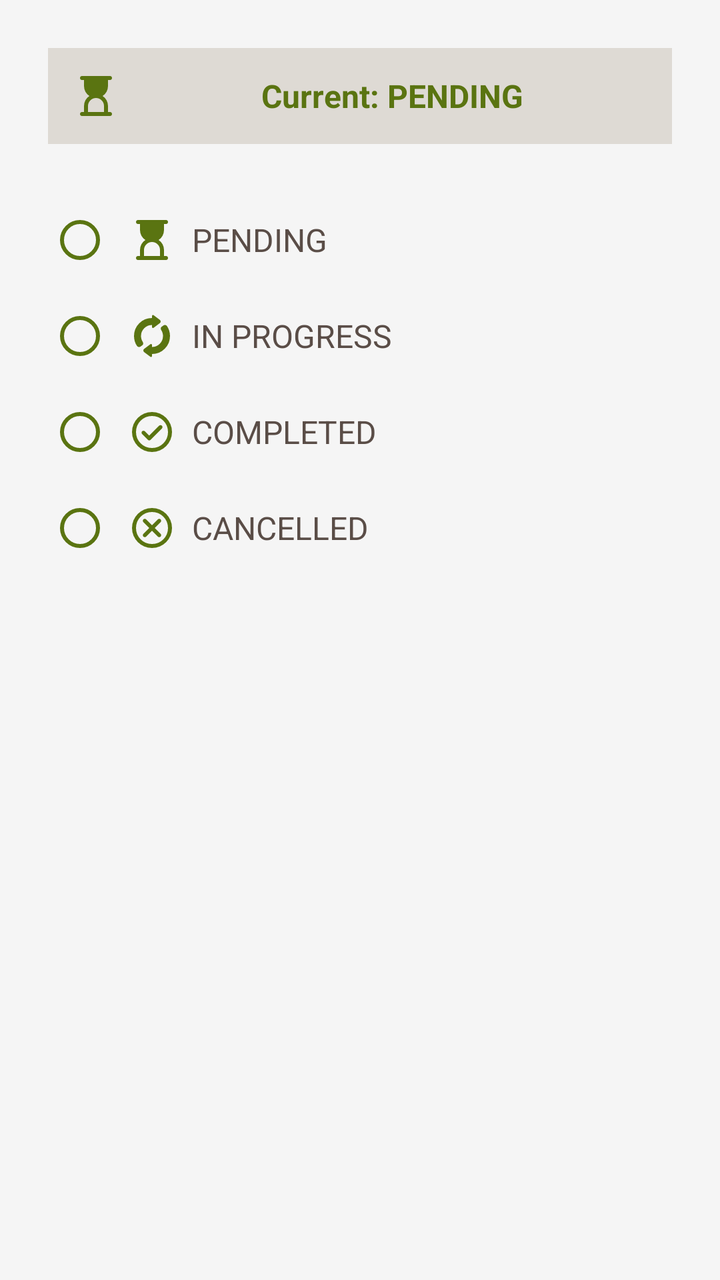
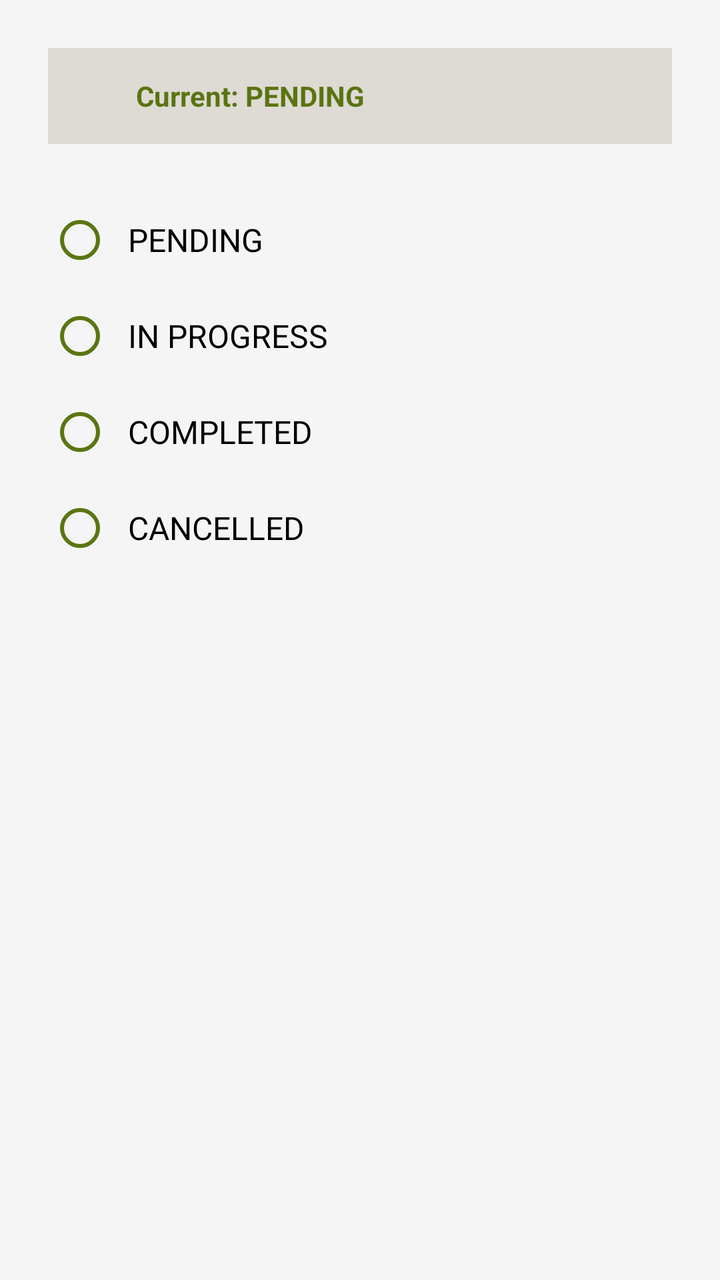

Compare the two renders of this Android layout. The source of the first and the diff that turns it into the second are given below.
<!-- AndroidManifest.xml: application theme Theme.AfriNutsFarmOS -->
<!-- res/layout/dialog_task_status_update.xml -->
<?xml version="1.0" encoding="utf-8"?>
<LinearLayout xmlns:android="http://schemas.android.com/apk/res/android"
    xmlns:app="http://schemas.android.com/apk/res-auto"
    android:layout_width="match_parent"
    android:layout_height="wrap_content"
    android:orientation="vertical"
    android:padding="24dp">

    
    <TextView
        android:id="@+id/tvCurrentStatus"
        android:layout_width="match_parent"
        android:layout_height="wrap_content"
        android:text="Current: PENDING"
        style="@style/Text.H5"
        android:textColor="@color/primary"
        android:gravity="center"
        android:background="@color/warm_grey"
        android:padding="12dp"
        android:drawableStart="@drawable/ic_hourglass_empty"
        android:drawablePadding="8dp"
        app:drawableTint="@color/primary"
        android:layout_marginBottom="24dp" />

    
    <RadioGroup
        android:id="@+id/radioGroup"
        android:layout_width="match_parent"
        android:layout_height="wrap_content"
        android:orientation="vertical"
        android:paddingBottom="8dp">

        <RadioButton
            android:id="@+id/rbPending"
            android:layout_width="match_parent"
            android:layout_height="wrap_content"
            android:text="PENDING"
            style="@style/Text.Body"
            android:paddingVertical="12dp"
            android:paddingHorizontal="8dp"
            android:buttonTint="@color/primary"
            android:drawableStart="@drawable/ic_hourglass_empty"
            android:drawablePadding="8dp"
            app:drawableTint="@color/primary" />

        <RadioButton
            android:id="@+id/rbInProgress"
            android:layout_width="match_parent"
            android:layout_height="wrap_content"
            android:text="IN PROGRESS"
            style="@style/Text.Body"
            android:paddingVertical="12dp"
            android:paddingHorizontal="8dp"
            android:buttonTint="@color/primary"
            android:drawableStart="@drawable/ic_sync"
            android:drawablePadding="8dp"
            app:drawableTint="@color/primary" />

        <RadioButton
            android:id="@+id/rbCompleted"
            android:layout_width="match_parent"
            android:layout_height="wrap_content"
            android:text="COMPLETED"
            style="@style/Text.Body"
            android:paddingVertical="12dp"
            android:paddingHorizontal="8dp"
            android:buttonTint="@color/primary"
            android:drawableStart="@drawable/ic_check_circle"
            android:drawablePadding="8dp"
            app:drawableTint="@color/primary" />

        <RadioButton
            android:id="@+id/rbCancelled"
            android:layout_width="match_parent"
            android:layout_height="wrap_content"
            android:text="CANCELLED"
            style="@style/Text.Body"
            android:paddingVertical="12dp"
            android:paddingHorizontal="8dp"
            android:buttonTint="@color/primary"
            android:drawableStart="@drawable/ic_cancel"
            android:drawablePadding="8dp"
            app:drawableTint="@color/primary" />

    </RadioGroup>

</LinearLayout>
<!-- resources referenced by this layout -->
<resources>
  <!-- drawable ic_cancel (drawable) -->
  <vector xmlns:android="http://schemas.android.com/apk/res/android" android:height="24dp" android:tint="#000000" android:viewportHeight="960" android:viewportWidth="960" android:width="24dp">
        
      <path android:fillColor="@android:color/white" android:pathData="M480,536L596,652Q607,663 624,663Q641,663 652,652Q663,641 663,624Q663,607 652,596L536,480L652,364Q663,353 663,336Q663,319 652,308Q641,297 624,297Q607,297 596,308L480,424L364,308Q353,297 336,297Q319,297 308,308Q297,319 297,336Q297,353 308,364L424,480L308,596Q297,607 297,624Q297,641 308,652Q319,663 336,663Q353,663 364,652L480,536ZM480,880Q397,880 324,848.5Q251,817 197,763Q143,709 111.5,636Q80,563 80,480Q80,397 111.5,324Q143,251 197,197Q251,143 324,111.5Q397,80 480,80Q563,80 636,111.5Q709,143 763,197Q817,251 848.5,324Q880,397 880,480Q880,563 848.5,636Q817,709 763,763Q709,817 636,848.5Q563,880 480,880ZM480,800Q614,800 707,707Q800,614 800,480Q800,346 707,253Q614,160 480,160Q346,160 253,253Q160,346 160,480Q160,614 253,707Q346,800 480,800ZM480,480Q480,480 480,480Q480,480 480,480Q480,480 480,480Q480,480 480,480Q480,480 480,480Q480,480 480,480Q480,480 480,480Q480,480 480,480Z"/>
      
  </vector>
  <!-- drawable ic_check_circle (drawable) -->
  <vector xmlns:android="http://schemas.android.com/apk/res/android" android:height="24dp" android:tint="#000000" android:viewportHeight="960" android:viewportWidth="960" android:width="24dp">
        
      <path android:fillColor="@android:color/white" android:pathData="M424,552L338,466Q327,455 310,455Q293,455 282,466Q271,477 271,494Q271,511 282,522L396,636Q408,648 424,648Q440,648 452,636L678,410Q689,399 689,382Q689,365 678,354Q667,343 650,343Q633,343 622,354L424,552ZM480,880Q397,880 324,848.5Q251,817 197,763Q143,709 111.5,636Q80,563 80,480Q80,397 111.5,324Q143,251 197,197Q251,143 324,111.5Q397,80 480,80Q563,80 636,111.5Q709,143 763,197Q817,251 848.5,324Q880,397 880,480Q880,563 848.5,636Q817,709 763,763Q709,817 636,848.5Q563,880 480,880ZM480,800Q614,800 707,707Q800,614 800,480Q800,346 707,253Q614,160 480,160Q346,160 253,253Q160,346 160,480Q160,614 253,707Q346,800 480,800ZM480,480Q480,480 480,480Q480,480 480,480Q480,480 480,480Q480,480 480,480Q480,480 480,480Q480,480 480,480Q480,480 480,480Q480,480 480,480Z"/>
      
  </vector>
  <!-- drawable ic_hourglass_empty (drawable) -->
  <vector xmlns:android="http://schemas.android.com/apk/res/android" android:height="24dp" android:tint="#000000" android:viewportHeight="960" android:viewportWidth="960" android:width="24dp">
        
      <path android:fillColor="@android:color/white" android:pathData="M320,800L640,800L640,680Q640,614 593,567Q546,520 480,520Q414,520 367,567Q320,614 320,680L320,800ZM200,880Q183,880 171.5,868.5Q160,857 160,840Q160,823 171.5,811.5Q183,800 200,800L240,800L240,680Q240,619 268.5,565.5Q297,512 348,480Q297,448 268.5,394.5Q240,341 240,280L240,160L200,160Q183,160 171.5,148.5Q160,137 160,120Q160,103 171.5,91.5Q183,80 200,80L760,80Q777,80 788.5,91.5Q800,103 800,120Q800,137 788.5,148.5Q777,160 760,160L720,160L720,280Q720,341 691.5,394.5Q663,448 612,480Q663,512 691.5,565.5Q720,619 720,680L720,800L760,800Q777,800 788.5,811.5Q800,823 800,840Q800,857 788.5,868.5Q777,880 760,880L200,880Z"/>
      
  </vector>
  <!-- drawable ic_sync (drawable) -->
  <vector xmlns:android="http://schemas.android.com/apk/res/android" android:height="24dp" android:tint="#000000" android:viewportHeight="960" android:viewportWidth="960" android:width="24dp">
        
      <path android:fillColor="@android:color/white" android:pathData="M120,480Q120,330 225,225Q330,120 480,120L480,80Q480,68 491,62Q502,56 512,64L637,158Q653,170 653,190Q653,210 637,222L512,316Q502,324 491,318Q480,312 480,300L480,260Q389,260 324.5,324.5Q260,389 260,480Q260,513 269.5,543.5Q279,574 296,600Q307,616 305,634.5Q303,653 288,664L254,689Q236,703 214,700Q192,697 179,678Q150,635 135,585Q120,535 120,480ZM480,840L480,880Q480,892 469,898Q458,904 448,896L323,802Q307,790 307,770Q307,750 323,738L448,644Q458,636 469,642Q480,648 480,660L480,700Q571,700 635.5,635.5Q700,571 700,480Q700,447 690.5,416.5Q681,386 664,360Q653,344 655,325.5Q657,307 672,296L706,271Q724,257 746,260.5Q768,264 781,282Q809,325 824.5,375Q840,425 840,480Q840,630 735,735Q630,840 480,840Z"/>
      
  </vector>
  <style name="Text.Body" parent="Text">
          <item name="android:textSize">16sp</item>
      </style>
  <style name="Text.H5" parent="Text">
          <item name="android:textSize">16sp</item>
          <item name="android:textStyle">bold</item>
      </style>
  <!-- unchanged entries left out for length: 14 -->
</resources>

<!-- the commit's change to res/layout/dialog_task_status_update.xml (unified diff, before → after) -->
@@ -7,80 +7,73 @@
     android:padding="24dp">
 
     
-    <TextView
-        android:id="@+id/tvCurrentStatus"
+    <LinearLayout
         android:layout_width="match_parent"
         android:layout_height="wrap_content"
-        android:text="Current: PENDING"
-        style="@style/Text.H5"
-        android:textColor="@color/primary"
-        android:gravity="center"
+        android:orientation="horizontal"
+        android:gravity="center_vertical"
         android:background="@color/warm_grey"
         android:padding="12dp"
-        android:drawableStart="@drawable/ic_hourglass_empty"
-        android:drawablePadding="8dp"
-        app:drawableTint="@color/primary"
-        android:layout_marginBottom="24dp" />
+        android:layout_marginBottom="24dp">
 
-    
+        <ImageView
+            android:id="@+id/ivCurrentStatusIcon"
+            android:layout_width="24dp"
+            android:layout_height="24dp"
+            app:tint="@color/primary"
+            android:layout_marginEnd="8dp" />
+
+        <TextView
+            android:id="@+id/tvCurrentStatus"
+            android:layout_width="wrap_content"
+            android:layout_height="wrap_content"
+            android:text="Current: PENDING"
+            style="@style/Text.H6"
+            android:textColor="@color/primary" />
+
+    </LinearLayout>
+
     <RadioGroup
         android:id="@+id/radioGroup"
         android:layout_width="match_parent"
         android:layout_height="wrap_content"
-        android:orientation="vertical"
-        android:paddingBottom="8dp">
+        android:orientation="vertical">
 
         <RadioButton
             android:id="@+id/rbPending"
             android:layout_width="match_parent"
             android:layout_height="wrap_content"
             android:text="PENDING"
-            style="@style/Text.Body"
-            android:paddingVertical="12dp"
-            android:paddingHorizontal="8dp"
-            android:buttonTint="@color/primary"
-            android:drawableStart="@drawable/ic_hourglass_empty"
-            android:drawablePadding="8dp"
-            app:drawableTint="@color/primary" />
+            android:textSize="16sp"
+            android:padding="8dp"
+            android:buttonTint="@color/primary" />
 
         <RadioButton
             android:id="@+id/rbInProgress"
             android:layout_width="match_parent"
             android:layout_height="wrap_content"
             android:text="IN PROGRESS"
-            style="@style/Text.Body"
-            android:paddingVertical="12dp"
-            android:paddingHorizontal="8dp"
-            android:buttonTint="@color/primary"
-            android:drawableStart="@drawable/ic_sync"
-            android:drawablePadding="8dp"
-            app:drawableTint="@color/primary" />
+            android:textSize="16sp"
+            android:padding="8dp"
+            android:buttonTint="@color/primary" />
 
         <RadioButton
             android:id="@+id/rbCompleted"
             android:layout_width="match_parent"
             android:layout_height="wrap_content"
             android:text="COMPLETED"
-            style="@style/Text.Body"
-            android:paddingVertical="12dp"
-            android:paddingHorizontal="8dp"
-            android:buttonTint="@color/primary"
-            android:drawableStart="@drawable/ic_check_circle"
-            android:drawablePadding="8dp"
-            app:drawableTint="@color/primary" />
+            android:textSize="16sp"
+            android:padding="8dp"
+            android:buttonTint="@color/primary" />
 
         <RadioButton
             android:id="@+id/rbCancelled"
             android:layout_width="match_parent"
             android:layout_height="wrap_content"
             android:text="CANCELLED"
-            style="@style/Text.Body"
-            android:paddingVertical="12dp"
-            android:paddingHorizontal="8dp"
-            android:buttonTint="@color/primary"
-            android:drawableStart="@drawable/ic_cancel"
-            android:drawablePadding="8dp"
-            app:drawableTint="@color/primary" />
+            android:textSize="16sp"
+            android:padding="8dp"
+            android:buttonTint="@color/primary" />
 
     </RadioGroup>
 
<!-- resource entries referenced after the edit -->
@@ -1,34 +1,7 @@
 <!-- resources referenced by this layout -->
 <resources>
-  <!-- drawable ic_cancel (drawable) -->
-  <vector xmlns:android="http://schemas.android.com/apk/res/android" android:height="24dp" android:tint="#000000" android:viewportHeight="960" android:viewportWidth="960" android:width="24dp">
-        
-      <path android:fillColor="@android:color/white" android:pathData="M480,536L596,652Q607,663 624,663Q641,663 652,652Q663,641 663,624Q663,607 652,596L536,480L652,364Q663,353 663,336Q663,319 652,308Q641,297 624,297Q607,297 596,308L480,424L364,308Q353,297 336,297Q319,297 308,308Q297,319 297,336Q297,353 308,364L424,480L308,596Q297,607 297,624Q297,641 308,652Q319,663 336,663Q353,663 364,652L480,536ZM480,880Q397,880 324,848.5Q251,817 197,763Q143,709 111.5,636Q80,563 80,480Q80,397 111.5,324Q143,251 197,197Q251,143 324,111.5Q397,80 480,80Q563,80 636,111.5Q709,143 763,197Q817,251 848.5,324Q880,397 880,480Q880,563 848.5,636Q817,709 763,763Q709,817 636,848.5Q563,880 480,880ZM480,800Q614,800 707,707Q800,614 800,480Q800,346 707,253Q614,160 480,160Q346,160 253,253Q160,346 160,480Q160,614 253,707Q346,800 480,800ZM480,480Q480,480 480,480Q480,480 480,480Q480,480 480,480Q480,480 480,480Q480,480 480,480Q480,480 480,480Q480,480 480,480Q480,480 480,480Z"/>
-      
-  </vector>
-  <!-- drawable ic_check_circle (drawable) -->
-  <vector xmlns:android="http://schemas.android.com/apk/res/android" android:height="24dp" android:tint="#000000" android:viewportHeight="960" android:viewportWidth="960" android:width="24dp">
-        
-      <path android:fillColor="@android:color/white" android:pathData="M424,552L338,466Q327,455 310,455Q293,455 282,466Q271,477 271,494Q271,511 282,522L396,636Q408,648 424,648Q440,648 452,636L678,410Q689,399 689,382Q689,365 678,354Q667,343 650,343Q633,343 622,354L424,552ZM480,880Q397,880 324,848.5Q251,817 197,763Q143,709 111.5,636Q80,563 80,480Q80,397 111.5,324Q143,251 197,197Q251,143 324,111.5Q397,80 480,80Q563,80 636,111.5Q709,143 763,197Q817,251 848.5,324Q880,397 880,480Q880,563 848.5,636Q817,709 763,763Q709,817 636,848.5Q563,880 480,880ZM480,800Q614,800 707,707Q800,614 800,480Q800,346 707,253Q614,160 480,160Q346,160 253,253Q160,346 160,480Q160,614 253,707Q346,800 480,800ZM480,480Q480,480 480,480Q480,480 480,480Q480,480 480,480Q480,480 480,480Q480,480 480,480Q480,480 480,480Q480,480 480,480Q480,480 480,480Z"/>
-      
-  </vector>
-  <!-- drawable ic_hourglass_empty (drawable) -->
-  <vector xmlns:android="http://schemas.android.com/apk/res/android" android:height="24dp" android:tint="#000000" android:viewportHeight="960" android:viewportWidth="960" android:width="24dp">
-        
-      <path android:fillColor="@android:color/white" android:pathData="M320,800L640,800L640,680Q640,614 593,567Q546,520 480,520Q414,520 367,567Q320,614 320,680L320,800ZM200,880Q183,880 171.5,868.5Q160,857 160,840Q160,823 171.5,811.5Q183,800 200,800L240,800L240,680Q240,619 268.5,565.5Q297,512 348,480Q297,448 268.5,394.5Q240,341 240,280L240,160L200,160Q183,160 171.5,148.5Q160,137 160,120Q160,103 171.5,91.5Q183,80 200,80L760,80Q777,80 788.5,91.5Q800,103 800,120Q800,137 788.5,148.5Q777,160 760,160L720,160L720,280Q720,341 691.5,394.5Q663,448 612,480Q663,512 691.5,565.5Q720,619 720,680L720,800L760,800Q777,800 788.5,811.5Q800,823 800,840Q800,857 788.5,868.5Q777,880 760,880L200,880Z"/>
-      
-  </vector>
-  <!-- drawable ic_sync (drawable) -->
-  <vector xmlns:android="http://schemas.android.com/apk/res/android" android:height="24dp" android:tint="#000000" android:viewportHeight="960" android:viewportWidth="960" android:width="24dp">
-        
-      <path android:fillColor="@android:color/white" android:pathData="M120,480Q120,330 225,225Q330,120 480,120L480,80Q480,68 491,62Q502,56 512,64L637,158Q653,170 653,190Q653,210 637,222L512,316Q502,324 491,318Q480,312 480,300L480,260Q389,260 324.5,324.5Q260,389 260,480Q260,513 269.5,543.5Q279,574 296,600Q307,616 305,634.5Q303,653 288,664L254,689Q236,703 214,700Q192,697 179,678Q150,635 135,585Q120,535 120,480ZM480,840L480,880Q480,892 469,898Q458,904 448,896L323,802Q307,790 307,770Q307,750 323,738L448,644Q458,636 469,642Q480,648 480,660L480,700Q571,700 635.5,635.5Q700,571 700,480Q700,447 690.5,416.5Q681,386 664,360Q653,344 655,325.5Q657,307 672,296L706,271Q724,257 746,260.5Q768,264 781,282Q809,325 824.5,375Q840,425 840,480Q840,630 735,735Q630,840 480,840Z"/>
-      
-  </vector>
-  <style name="Text.Body" parent="Text">
-          <item name="android:textSize">16sp</item>
-      </style>
-  <style name="Text.H5" parent="Text">
-          <item name="android:textSize">16sp</item>
+  <style name="Text.H6" parent="Text">
+          <item name="android:textSize">14sp</item>
           <item name="android:textStyle">bold</item>
       </style>
   <!-- unchanged entries left out for length: 14 -->
